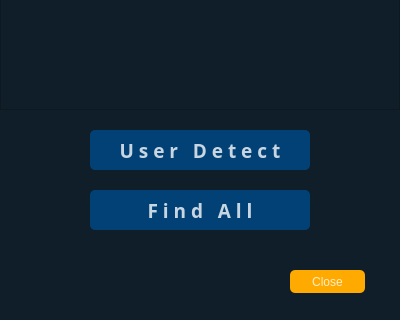
cach007/face_findeer, file ui/listest.ui: the form before one commit; both pictures show x 0 to 400 and y 280 to 600 of the 400 by 600 pixel window.
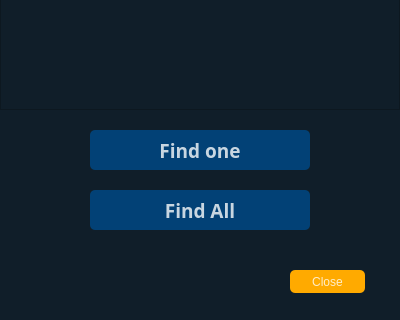
The form after the commit. Icons and pictures are not drawn.

What changed in the file:
```diff
--- a/ui/listest.ui
+++ b/ui/listest.ui
@@ -116,7 +116,17 @@
 </string>
     </property>
     <property name="text">
-     <string>U s e r   D e t e c t</string>
+     <string>Find one</string>
+    </property>
+    <property name="icon">
+     <iconset resource="../img/img.qrc">
+      <normaloff>:/newPrefix/user.png</normaloff>:/newPrefix/user.png</iconset>
+    </property>
+    <property name="iconSize">
+     <size>
+      <width>35</width>
+      <height>35</height>
+     </size>
     </property>
    </widget>
    <widget class="QPushButton" name="pushButton_2">
@@ -154,7 +164,17 @@
 </string>
     </property>
     <property name="text">
-     <string>F i n d   A l l</string>
+     <string>Find All</string>
+    </property>
+    <property name="icon">
+     <iconset resource="../img/img.qrc">
+      <normaloff>:/newPrefix/community.png</normaloff>:/newPrefix/community.png</iconset>
+    </property>
+    <property name="iconSize">
+     <size>
+      <width>35</width>
+      <height>35</height>
+     </size>
     </property>
    </widget>
    <widget class="QFrame" name="frame">
```
Left out of the diff: 4 changed lines with no effect on the pictures.
